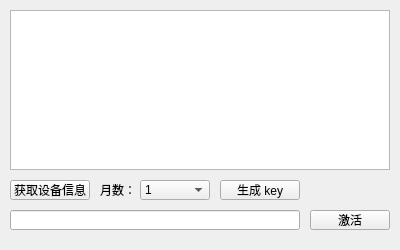
lucky-billy/Registry_control, file mainwindow.ui: the form before one commit.
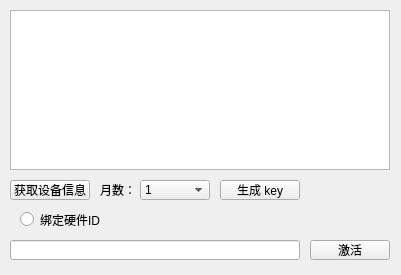
The form after the commit.

Patch:
```diff
--- a/mainwindow.ui
+++ b/mainwindow.ui
@@ -6,8 +6,8 @@
    <rect>
     <x>0</x>
     <y>0</y>
-    <width>400</width>
-    <height>250</height>
+    <width>401</width>
+    <height>275</height>
    </rect>
   </property>
   <property name="windowTitle">
@@ -92,7 +92,7 @@
     <property name="geometry">
      <rect>
       <x>10</x>
-      <y>210</y>
+      <y>240</y>
       <width>290</width>
       <height>20</height>
      </rect>
@@ -105,7 +105,7 @@
     <property name="geometry">
      <rect>
       <x>310</x>
-      <y>210</y>
+      <y>240</y>
       <width>80</width>
       <height>20</height>
      </rect>
@@ -127,6 +127,19 @@
      <string>获取设备信息</string>
     </property>
    </widget>
+   <widget class="QRadioButton" name="radioButton">
+    <property name="geometry">
+     <rect>
+      <x>20</x>
+      <y>210</y>
+      <width>115</width>
+      <height>19</height>
+     </rect>
+    </property>
+    <property name="text">
+     <string>绑定硬件ID</string>
+    </property>
+   </widget>
   </widget>
  </widget>
  <resources/>
```
